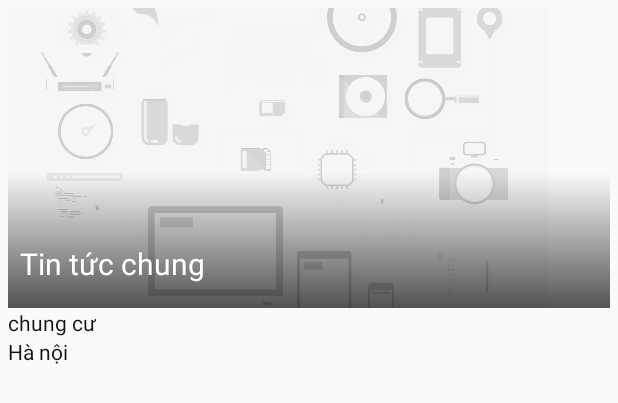
After one commit to tuancuongth88/app-nghetuvan, an Android app: the layout item_project_warehouse.xml on its own in the app's theme, with its tools: preview values and no code run, on a phone screen of 412 x 824 dp. The commit adds this screen. Shown: the top 403 px of the screen. Run offline under Robolectric (Android 15) with nearby library versions, the phone set to English and light mode, and no system bars.

Commit message:
mock data project warehouse

```diff
--- a/app/src/main/AndroidManifest.xml
+++ b/app/src/main/AndroidManifest.xml
@@ -62,9 +62,6 @@
         <activity android:name=".view.news.DetailNewsActivity" />
         <activity android:name=".view.partner.PartnerDetailActivity" />
         <activity android:name=".view.profile.ContactEmailActivity" />
-        <activity
-            android:name=".view.fragment.contact.MainActivity"
-            android:theme="@style/AppTheme.NoActionBar" />
 
         <!-- <provider android:authorities="com.facebook.app.FacebookContentProvider1487886458000394" -->
         <!-- android:name="com.facebook.FacebookContentProvider" -->
--- a/app/src/main/java/haiphat/com/bds/nghetuvan/view/HomeActivity.kt
+++ b/app/src/main/java/haiphat/com/bds/nghetuvan/view/HomeActivity.kt
@@ -11,7 +11,6 @@ import android.support.v7.widget.LinearLayoutManager
 import android.text.Editable
 import android.text.TextWatcher
 import android.view.*
-import android.widget.ImageButton
 import android.widget.TextView
 import haiphat.com.bds.nghetuvan.R
 import haiphat.com.bds.nghetuvan.adapter.NavItemProfileAdapter
@@ -24,6 +23,7 @@ import haiphat.com.bds.nghetuvan.view.fragment.HomeFragment
 import haiphat.com.bds.nghetuvan.view.fragment.news.BaseNewsFragment
 import haiphat.com.bds.nghetuvan.view.fragment.partner.BasePartnerFragment
 import haiphat.com.bds.nghetuvan.view.fragment.profile.ProfileFragment
+import haiphat.com.bds.nghetuvan.view.fragment.projectwarehouse.ProjectWarehouseFragment
 import haiphat.com.bds.nghetuvan.view.profile.ContactEmailActivity
 import haiphat.com.bds.nghetuvan.viewmodel.profiles.NavItemViewModel
 import haiphat.com.bds.nghetuvan.viewmodel.profiles.ProfileViewModel
@@ -76,6 +76,10 @@ class HomeActivity : BaseActivity(), NavigationView.OnNavigationItemSelectedList
                     fragment = HomeFragment.newInstance()
                     toolbar.title = getString(R.string.title_action_bar_home)
 
+                }
+                getString(R.string.title_action_bar_duan) ->{
+                    fragment = ProjectWarehouseFragment()
+                    toolbar.title = ""
                 }
                 getString(R.string.title_action_bar_partner) -> {
                     fragment = BasePartnerFragment()
--- a/app/src/main/java/haiphat/com/bds/nghetuvan/view/fragment/profile/ProfileFragment.kt
+++ b/app/src/main/java/haiphat/com/bds/nghetuvan/view/fragment/profile/ProfileFragment.kt
@@ -143,7 +143,7 @@ class ProfileFragment : BaseFragment(){
         imageUri = context?.let {
             FileProvider.getUriForFile(it, it.packageName,
                     File(Environment.getExternalStorageDirectory(), System.currentTimeMillis().toString() + ".jpg"))
-        }!!
+        }
         intent.putExtra(MediaStore.EXTRA_OUTPUT, imageUri)
         startActivityForResult(intent, REQUEST_CAMERA)
     }
--- a/app/src/main/java/haiphat/com/bds/nghetuvan/viewmodel/profiles/ProfileViewModel.kt
+++ b/app/src/main/java/haiphat/com/bds/nghetuvan/viewmodel/profiles/ProfileViewModel.kt
@@ -10,9 +10,6 @@ import haiphat.com.bds.nghetuvan.services.GsonUtil
 import haiphat.com.bds.nghetuvan.services.UserServices
 import haiphat.com.bds.nghetuvan.services.api.auth.AuthApi
 
-/**
- * Created by HUONG HA^P on 4/12/2018.
- */
 class ProfileViewModel{
 
     fun updateAvatar(path : String? , onSuccess : (String?) ->Unit, onFailed : (String?) -> Unit) {
--- /dev/null
+++ b/app/src/main/res/layout/item_project_warehouse.xml
@@ -0,0 +1,58 @@
+<?xml version="1.0" encoding="utf-8"?>
+<layout xmlns:android="http://schemas.android.com/apk/res/android"
+    xmlns:app="http://schemas.android.com/apk/res-auto"
+    xmlns:tools="http://schemas.android.com/tools">
+
+    <haiphat.com.bds.nghetuvan.utils.RippleView
+        android:id="@+id/rippleItem"
+        style="@style/wrapContent"
+        android:padding="5dp">
+
+        <android.support.constraint.ConstraintLayout
+            android:id="@+id/clContent"
+            style="@style/wrapContent">
+
+            <ImageView
+                android:id="@+id/imgProjectWarehouse"
+                android:layout_width="wrap_content"
+                android:layout_height="wrap_content"
+                android:src="@drawable/ic_defaul_bg_my_course" />
+
+            <View
+                android:layout_width="match_parent"
+                android:layout_height="180dp"
+                android:background="@drawable/gradient_buttom"
+                app:layout_constraintBottom_toBottomOf="parent" />
+
+            <TextView
+                android:id="@+id/tvName"
+                android:layout_width="0dp"
+                android:layout_height="wrap_content"
+                android:layout_marginBottom="16dp"
+                android:layout_marginEnd="8dp"
+                android:layout_marginStart="8dp"
+                tools:text="Tin tức chung"
+                android:textColor="@color/colorWhite"
+                android:textSize="20sp"
+                app:layout_constraintBottom_toBottomOf="parent"
+                app:layout_constraintEnd_toEndOf="parent"
+                app:layout_constraintStart_toStartOf="parent" />
+
+        </android.support.constraint.ConstraintLayout>
+
+        <TextView
+            android:id="@+id/txtType"
+            style="@style/matchWrap"
+            android:text="chung cư"
+            android:textColor="@color/textLabel"
+            app:layout_constraintTop_toBottomOf="@id/clContent" />
+
+        <TextView
+            android:id="@+id/txtLocation"
+            style="@style/matchWrap"
+            android:text="Hà nội"
+            android:textColor="@color/textLabel"
+            app:layout_constraintTop_toBottomOf="@id/txtType" />
+    </haiphat.com.bds.nghetuvan.utils.RippleView>
+
+</layout>
```
Also changed, not shown: app/src/main/java/haiphat/com/bds/nghetuvan/adapter/project/ProjectWarehouseAdapter.kt (added, +40 -0 lines), app/src/main/java/haiphat/com/bds/nghetuvan/models/project/ProjectWarehouseResponse.kt (added, +11 -0 lines), app/src/main/java/haiphat/com/bds/nghetuvan/view/fragment/contact/MainActivity.kt (deleted, +0 -58 lines), app/src/main/java/haiphat/com/bds/nghetuvan/view/fragment/projectwarehouse/ProjectWarehouseFragment.kt (added, +48 -0 lines), app/src/main/java/haiphat/com/bds/nghetuvan/viewmodel/project/ProjectWarehouseViewModel.kt (added, +24 -0 lines), app/src/main/res/layout/activity_main.xml (deleted, +0 -46 lines), app/src/main/res/layout/fragment_main.xml (deleted, +0 -22 lines), app/src/main/res/layout/fragment_project_warehouse.xml (added, +34 -0 lines).
